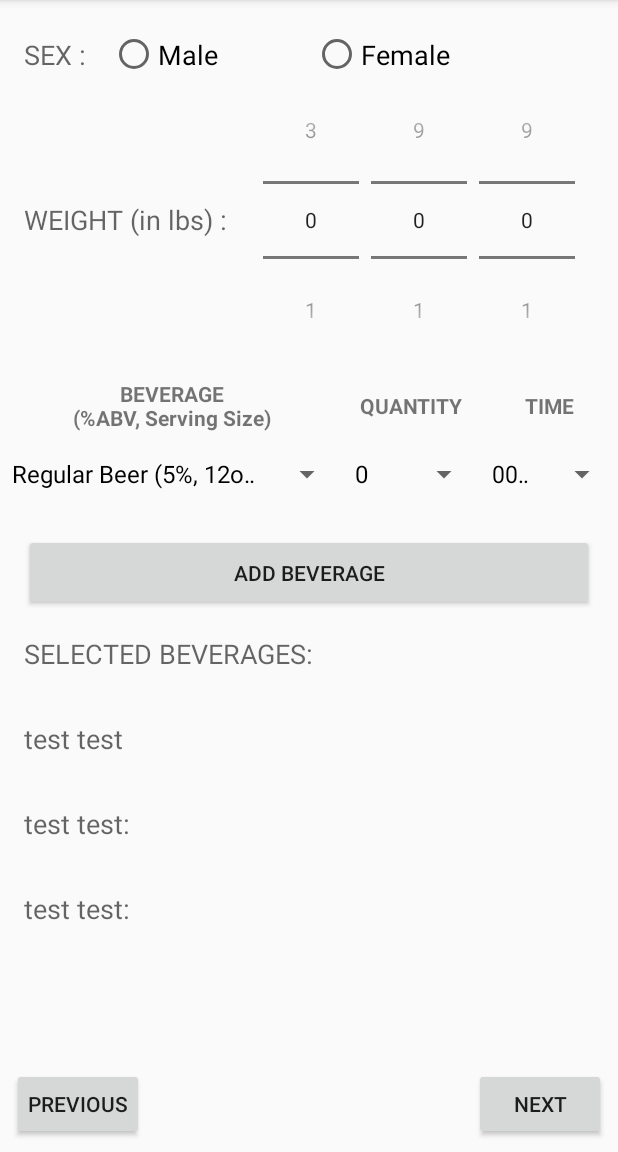
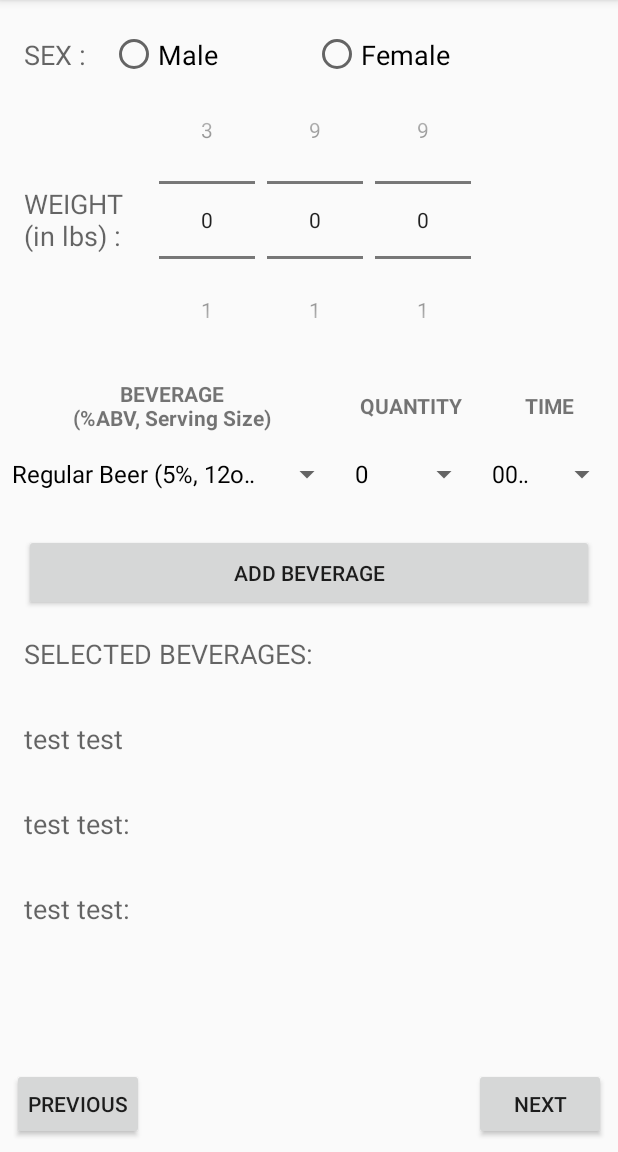
Before and after one commit to asriram1/BUzz_Tracker_Android_App, an Android app: the PacerActivity screen opened directly, with no data from a screen before it, on a phone screen of 412 x 824 dp, the part 84-1236 px from its top. Run offline under Robolectric (Android 15) with nearby library versions, the phone set to English and light mode, and no system bars.

Commit message:
BeverageIntake implements Parcelable Data sending from PacerActivity implementation successful, data revceiving in ResultsActivity implementation unsuccessful Error in user input generates and shows Toast messages

```diff
--- a/app/src/main/AndroidManifest.xml
+++ b/app/src/main/AndroidManifest.xml
@@ -19,6 +19,7 @@
         <activity android:name=".PacerActivity"/>
         <activity android:name=".SoberUpActivity"/>
         <activity android:name=".ResourcesActivity"/>
+        <activity android:name=".ResultsActivity"/>
 
     </application>
 
--- a/app/src/main/res/layout/activity_pacer.xml
+++ b/app/src/main/res/layout/activity_pacer.xml
@@ -45,7 +45,6 @@
                         android:layout_width="0dp"
                         android:layout_height="match_parent"
                         android:layout_weight="4"
-                        android:onClick="onRadioButtonClicked"
                         android:text="Male"
                         android:textAppearance="@style/Base.TextAppearance.AppCompat.Medium" />
 
@@ -54,7 +53,6 @@
                         android:layout_width="0dp"
                         android:layout_height="match_parent"
                         android:layout_weight="6"
-                        android:onClick="onRadioButtonClicked"
                         android:text="Female"
                         android:textAppearance="@style/TextAppearance.AppCompat.Medium" />
                 </RadioGroup>
@@ -72,7 +70,7 @@
                     android:layout_height="wrap_content"
                     android:layout_centerVertical="true"
                     android:padding="16dp"
-                    android:text="WEIGHT (in lbs) :"
+                    android:text="WEIGHT\n(in lbs) :"
                     android:textAppearance="@style/TextAppearance.AppCompat.Medium" />
 
                 <NumberPicker
--- a/app/src/main/res/layout/activity_results.xml
+++ b/app/src/main/res/layout/activity_results.xml
@@ -3,7 +3,8 @@
     android:layout_width="match_parent"
     android:layout_height="match_parent">
 
-    <Button
+    <TextView
+        android:id="@+id/test_tv"
         android:layout_width="wrap_content"
         android:layout_height="wrap_content"
         android:layout_centerInParent="true"
```
Also changed, not shown: app/src/main/java/com/example/karanraj/chauhan/courseplanner/BeverageIntake.java (+35 -1 lines), app/src/main/java/com/example/karanraj/chauhan/courseplanner/PacerActivity.java (+6 -4 lines), app/src/main/java/com/example/karanraj/chauhan/courseplanner/ResultsActivity.java (+8 -0 lines).
